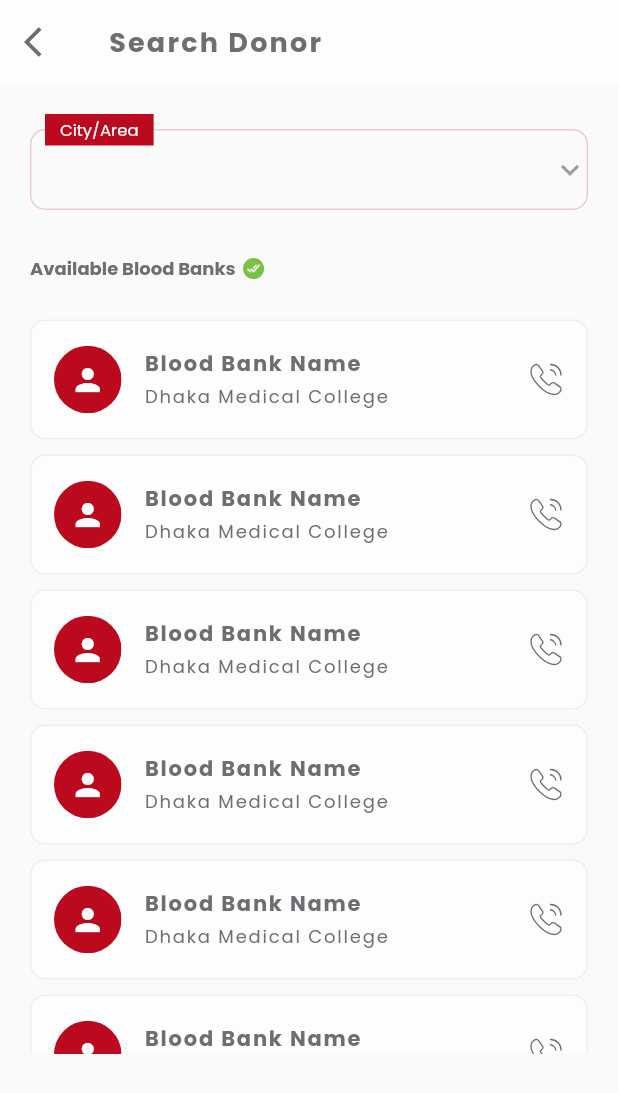
After one commit to mdshadatrahman/donate_life, a Flutter app: the BloodBankView screen opened by its route, on a phone screen of 412 x 824 dp. The commit adds this screen. Shown: the top 1093 px of the screen. Run offline on Flutter 3.47's test engine with Material 2 defaults, Android fonts, the phone set to English and light mode, and no system bars; our stand-ins replace country_code_picker, flutter_svg, get, intl_phone_number_input, lottie, pinput.

Commit message:
blood bank

```diff
--- /dev/null
+++ b/lib/app/modules/blood_bank/bindings/blood_bank_binding.dart
@@ -0,0 +1,12 @@
+import 'package:get/get.dart';
+
+import '../controllers/blood_bank_controller.dart';
+
+class BloodBankBinding extends Bindings {
+  @override
+  void dependencies() {
+    Get.lazyPut<BloodBankController>(
+      () => BloodBankController(),
+    );
+  }
+}
--- /dev/null
+++ b/lib/app/modules/blood_bank/controllers/blood_bank_controller.dart
@@ -0,0 +1,3 @@
+import 'package:get/get.dart';
+
+class BloodBankController extends GetxController {}
--- /dev/null
+++ b/lib/app/modules/blood_bank/views/blood_bank_view.dart
@@ -0,0 +1,176 @@
+import 'package:donate_life/app/modules/search_donor/components/custom_popup.dart';
+import 'package:donate_life/app/utils/colors.dart';
+import 'package:donate_life/app/utils/custom_dropdown.dart';
+import 'package:donate_life/utils/custom_clipper.dart';
+import 'package:flutter/material.dart';
+import 'package:flutter_svg/flutter_svg.dart';
+
+import 'package:get/get.dart';
+
+import '../controllers/blood_bank_controller.dart';
+
+class BloodBankView extends GetView<BloodBankController> {
+  const BloodBankView({Key? key}) : super(key: key);
+  @override
+  Widget build(BuildContext context) {
+    return Scaffold(
+      appBar: AppBar(
+        backgroundColor: AppColors.white,
+        elevation: 0,
+        leading: IconButton(
+          icon: const Icon(
+            Icons.arrow_back_ios,
+            color: AppColors.secondaryColor,
+          ),
+          onPressed: () {
+            Get.back();
+          },
+        ),
+        title: const Text(
+          'Search Donor',
+          style: TextStyle(
+            color: AppColors.secondaryColor,
+            fontSize: 18,
+            fontWeight: FontWeight.w700,
+            letterSpacing: 1.5,
+          ),
+        ),
+      ),
+      body: Padding(
+        padding: const EdgeInsets.symmetric(horizontal: 20),
+        child: SizedBox(
+          height: Get.height,
+          width: Get.width,
+          child: Column(
+            children: [
+              const SizedBox(height: 30),
+              const CustomDropDown(
+                title: 'City/Area',
+                customCategory: [
+                  'Khulna',
+                  'Dhaka',
+                  'Rajshahi',
+                  'Chittagong',
+                  'Barisal',
+                  'Sylhet',
+                ],
+              ),
+              const SizedBox(height: 30),
+              Row(
+                mainAxisAlignment: MainAxisAlignment.spaceBetween,
+                mainAxisSize: MainAxisSize.min,
+                children: [
+                  Row(
+                    children: [
+                      const Text(
+                        'Available Blood Banks',
+                        style: TextStyle(
+                          color: AppColors.secondaryColor,
+                          fontSize: 12,
+                          fontWeight: FontWeight.bold,
+                        ),
+                      ),
+                      const SizedBox(width: 5),
+                      SvgPicture.asset('assets/svg/active.svg'),
+                    ],
+                  ),
+                  Expanded(child: Container())
+                ],
+              ),
+              const SizedBox(height: 20),
+              SizedBox(
+                height: Get.height * 0.60,
+                width: Get.width,
+                child: ListView.builder(
+                  physics: const BouncingScrollPhysics(),
+                  itemCount: 12,
+                  itemBuilder: (context, index) {
+                    return Padding(
+                      padding: const EdgeInsets.symmetric(vertical: 5),
+                      child: Container(
+                        height: 80,
+                        width: Get.width,
+                        decoration: BoxDecoration(
+                          color: AppColors.white,
+                          borderRadius: BorderRadius.circular(10),
+                          border: Border.all(
+                            color: AppColors.secondaryColor.withOpacity(0.1),
+                            width: 1,
+                          ),
+                        ),
+                        child: Row(
+                          mainAxisAlignment: MainAxisAlignment.spaceBetween,
+                          children: [
+                            //profile image
+                            Row(
+                              children: [
+                                Padding(
+                                  padding: const EdgeInsets.symmetric(horizontal: 15),
+                                  child: ClipPath(
+                                    clipper: CircleClipper(),
+                                    child: Container(
+                                      height: 45,
+                                      width: 45,
+                                      color: AppColors.primaryColor,
+                                      child: const Icon(
+                                        Icons.person,
+                                        color: AppColors.white,
+                                      ),
+                                    ),
+                                  ),
+                                ),
+                                Column(
+                                  crossAxisAlignment: CrossAxisAlignment.start,
+                                  mainAxisAlignment: MainAxisAlignment.center,
+                                  children: const [
+                                    Text(
+                                      'Blood Bank Name',
+                                      style: TextStyle(
+                                        // decoration: TextDecoration.underline,
+                                        color: AppColors.secondaryColor,
+                                        fontSize: 14,
+                                        letterSpacing: 1.2,
+                                        fontWeight: FontWeight.bold,
+                                      ),
+                                    ),
+                                    SizedBox(height: 2.5),
+                                    SizedBox(
+                                      width: 230,
+                                      child: Text(
+                                        'Dhaka Medical College',
+                                        overflow: TextOverflow.ellipsis,
+                                        style: TextStyle(
+                                          color: AppColors.secondaryColor,
+                                          fontSize: 12,
+                                          letterSpacing: 1.2,
+                                        ),
+                                      ),
+                                    ),
+                                  ],
+                                ),
+                              ],
+                            ),
+                            Padding(
+                              padding: const EdgeInsets.only(right: 15),
+                              child: GestureDetector(
+                                onTap: () {},
+                                child: SvgPicture.asset(
+                                  'assets/svg/call.svg',
+                                  color: AppColors.secondaryColor,
+                                ),
+                              ),
+                            ),
+                          ],
+                        ),
+                      ),
+                    );
+                  },
+                ),
+              ),
+            ],
+          ),
+        ),
+      ),
+    );
+  }
+}
--- a/lib/app/modules/home/views/home_view.dart
+++ b/lib/app/modules/home/views/home_view.dart
@@ -138,6 +138,8 @@ class HomeView extends GetView<HomeController> {
                           Get.toNamed(Routes.SEARCH_DONOR);
                         } else if (index == 1) {
                           Get.toNamed(Routes.ADD_DONOR);
+                        } else if (index == 2) {
+                          Get.toNamed(Routes.BLOOD_BANK);
                         }
                       },
                       child: Padding(
--- a/lib/app/routes/app_pages.dart
+++ b/lib/app/routes/app_pages.dart
@@ -2,6 +2,8 @@ import 'package:get/get.dart';
 
 import '../modules/add_donor/bindings/add_donor_binding.dart';
 import '../modules/add_donor/views/add_donor_view.dart';
+import '../modules/blood_bank/bindings/blood_bank_binding.dart';
+import '../modules/blood_bank/views/blood_bank_view.dart';
 import '../modules/bottom_nav_bar/bindings/bottom_nav_bar_binding.dart';
 import '../modules/bottom_nav_bar/views/bottom_nav_bar_view.dart';
 import '../modules/create_profile/bindings/profile_binding.dart';
@@ -86,5 +88,10 @@ class AppPages {
       page: () => const AddDonorView(),
       binding: AddDonorBinding(),
     ),
+    GetPage(
+      name: _Paths.BLOOD_BANK,
+      page: () => const BloodBankView(),
+      binding: BloodBankBinding(),
+    ),
   ];
 }
--- a/lib/app/routes/app_routes.dart
+++ b/lib/app/routes/app_routes.dart
@@ -14,6 +14,7 @@ abstract class Routes {
   static const MENU = _Paths.MENU;
   static const SEARCH_DONOR = _Paths.SEARCH_DONOR;
   static const ADD_DONOR = _Paths.ADD_DONOR;
+  static const BLOOD_BANK = _Paths.BLOOD_BANK;
 }
 
 abstract class _Paths {
@@ -29,4 +30,5 @@ abstract class _Paths {
   static const MENU = '/menu';
   static const SEARCH_DONOR = '/search-donor';
   static const ADD_DONOR = '/add-donor';
+  static const BLOOD_BANK = '/blood-bank';
 }
```
